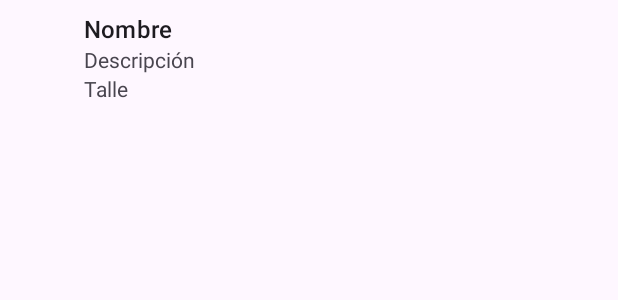
After one commit to gibinaghi/app_android, an Android app: the layout lista.xml on its own in the app's theme, with its tools: preview values and no code run, on a phone screen of 412 x 824 dp. The commit adds this screen. Shown: the top 300 px of the screen. Run offline under Robolectric (Android 15) with nearby library versions, the phone set to English and light mode, and no system bars.

Commit message:
ListView

```diff
--- a/app/src/main/java/com/example/trabajofinal/ProductoAltaModificacion.java
+++ b/app/src/main/java/com/example/trabajofinal/ProductoAltaModificacion.java
@@ -39,8 +39,8 @@ public class ProductoAltaModificacion extends AppCompatActivity {
         prodNuevo.setPrecio(Double.parseDouble(txtPrecio.getText().toString()));
         prodNuevo.setStock(Integer.parseInt(txtStock.getText().toString()));
         prodNuevo.setStockMinimo(Integer.parseInt(txtStockMinimo.getText().toString()));
-        Toast.makeText(this,prodNuevo.toString(), Toast.LENGTH_LONG).show();
-        Log.w("aa",prodNuevo.toString());
+       // Toast.makeText(this,prodNuevo.toString(), Toast.LENGTH_LONG).show();
+        //Log.w("aa",prodNuevo.toString());
         productoDataSource.agregar(prodNuevo);
 
     }
--- /dev/null
+++ b/app/src/main/res/layout/lista.xml
@@ -0,0 +1,38 @@
+<?xml version="1.0" encoding="utf-8"?>
+<RelativeLayout xmlns:android="http://schemas.android.com/apk/res/android"
+    xmlns:tools="http://schemas.android.com/tools"
+    android:layout_width="match_parent"
+    android:layout_height="wrap_content"
+    android:minHeight="?attr/listPreferredItemHeight"
+    android:orientation="vertical"
+    android:paddingBottom="8dp"
+    android:paddingTop="8dp">
+
+    <TextView
+        android:id="@+id/tvNombre"
+        android:layout_width="wrap_content"
+        android:layout_height="wrap_content"
+        android:layout_marginLeft="56dp"
+        android:text="@string/nombre"
+        android:textAppearance="?attr/textAppearanceListItem"
+        />
+
+    <TextView
+        android:id="@+id/tvDescripcion"
+        android:layout_width="wrap_content"
+        android:layout_height="wrap_content"
+        android:layout_alignLeft="@+id/tvNombre"
+        android:layout_below="@+id/tvNombre"
+        android:text="@string/descripcion"
+         />
+
+    <TextView
+        android:id="@+id/tvtalle"
+        android:layout_width="wrap_content"
+        android:layout_height="wrap_content"
+        android:layout_alignLeft="@+id/tvNombre"
+        android:layout_below="@+id/tvDescripcion"
+        android:text="@string/talle"
+        />
+
+</RelativeLayout>
--- a/app/src/main/res/values/strings.xml
+++ b/app/src/main/res/values/strings.xml
@@ -8,4 +8,7 @@
     <string name="com_auth0_client_id">rB51ov3tEfqNdSSgjgiWbahyuTvjFfop</string>
     <string name="com_auth0_domain">dev-gd2cd3u4stlwlvkb.us.auth0.com</string>
     <string name="com_auth0_schema">tf</string>
+    <string name="nombre">Nombre</string>
+    <string name="descripcion">Descripción</string>
+    <string name="talle">Talle</string>
 </resources>
```
Also changed, not shown: app/src/main/java/com/example/trabajofinal/CRUDProductos.java (+14 -10 lines), app/src/main/java/com/example/trabajofinal/MyAdaptadorProductos.java (added, +55 -0 lines), app/src/main/java/com/example/trabajofinal/ProductoDataSource.java (+4 -3 lines), app/src/main/res/layout/activity_crudproductos.xml (+1 -25 lines), app/src/main/res/menu/menu_logueado.xml (+12 -0 lines).
